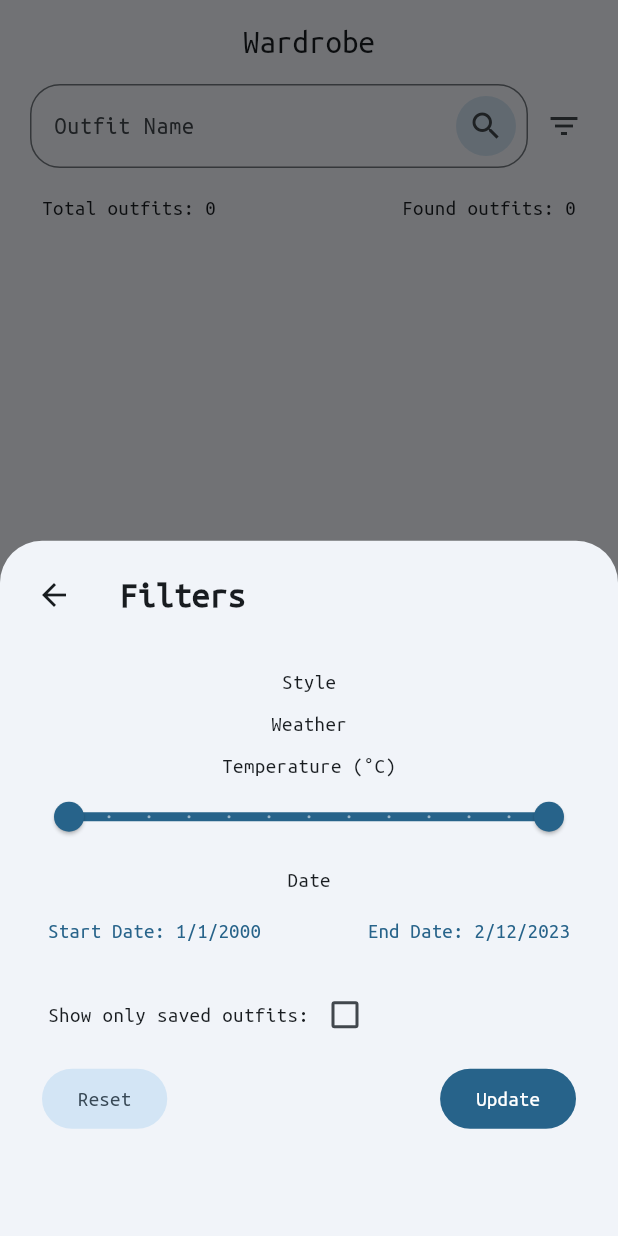
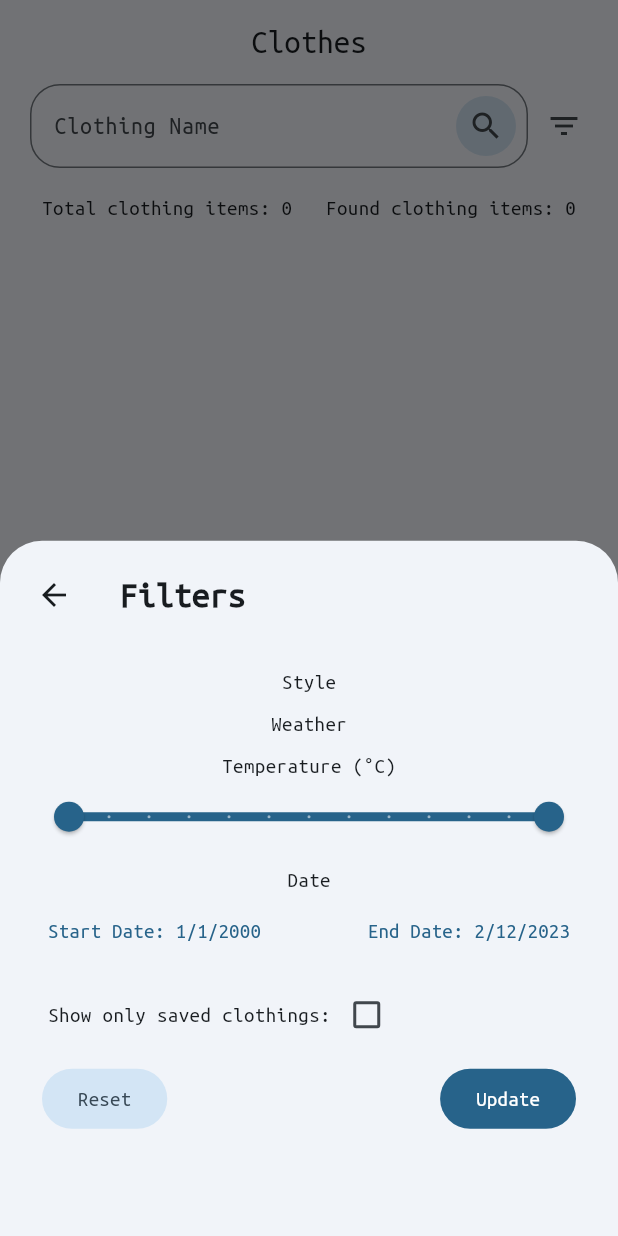
Before and after one commit to oliviaylchan/refashion, a Flutter app: the ClothingScreen screen opened directly with empty values, after a tap on the "filter list" icon, on a phone screen of 412 x 824 dp. Run offline on Flutter 3.47's test engine with Material 3 defaults, Android fonts, the phone set to English and light mode, and no system bars; our stand-ins replace flutter_dotenv, shared_preferences, syncfusion_flutter_charts, weather; missing offline and left inert: mongo_dart; accounts and stored records are empty.

Commit message:
misc aesthetic fixes

```diff
--- a/app/refashion/lib/src/ui/clothing_screen.dart
+++ b/app/refashion/lib/src/ui/clothing_screen.dart
@@ -6,18 +6,18 @@ import '../utils/nav_utils.dart';
 import 'main_navigation.dart';
 
 class ClothingScreen extends StatefulWidget {
-  const ClothingScreen({super.key, required this.allOutfits});
+  const ClothingScreen({super.key, required this.allClothings});
 
-  final List<Clothing> allOutfits;
+  final List<Clothing> allClothings;
 
   @override
   State<ClothingScreen> createState() => _ClothingScreenState();
 }
 
 class _ClothingScreenState extends State<ClothingScreen> {
-  late List<Clothing> matchingOutfits = widget.allOutfits;
+  late List<Clothing> matchingClothings = widget.allClothings;
 
-  String outfitNameSearch = "";
+  String clothingNameSearch = "";
 
   late bool showAll = true;
 
@@ -36,13 +36,13 @@ class _ClothingScreenState extends State<ClothingScreen> {
             Navigator.pushAndRemoveUntil(
                 context,
                 FadeTransitionTo(
-                    screen: const MainNavigation(startPageIndex: 3)),
+                    screen: const MainNavigation(startPageIndex: 0)),
                 (route) => false);
           },
           child: CustomScrollView(
             slivers: [
               const SliverAppBar(
-                title: Text("Wardrobe"),
+                title: Text("Clothes"),
                 centerTitle: true,
                 forceMaterialTransparency: true,
               ),
@@ -59,11 +59,11 @@ class _ClothingScreenState extends State<ClothingScreen> {
                                 padding: const EdgeInsets.all(4.0),
                                 child: IconButton.filledTonal(
                                     onPressed: () {
-                                      searchOutfits();
+                                      searchClothings();
                                     },
                                     icon: const Icon(Icons.search)),
                               ),
-                              hintText: 'Outfit Name',
+                              hintText: 'Clothing Name',
                               border: OutlineInputBorder(
                                 borderRadius: BorderRadius.circular(20),
                                 borderSide:
@@ -74,7 +74,7 @@ class _ClothingScreenState extends State<ClothingScreen> {
                               setState(() {
                                 showAll = false;
 
-                                outfitNameSearch = query;
+                                clothingNameSearch = query;
                               });
                             },
                           ),
@@ -93,14 +93,14 @@ class _ClothingScreenState extends State<ClothingScreen> {
                     child: Row(
                       mainAxisAlignment: MainAxisAlignment.spaceBetween,
                       children: [
-                        Text("Total outfits: ${widget.allOutfits.length}"),
-                        Text("Found outfits: ${matchingOutfits.length}"),
+                        Text("Total clothing items: ${widget.allClothings.length}"),
+                        Text("Found clothing items: ${matchingClothings.length}"),
                       ],
                     ),
                   )
                 ]),
               ),
-              OutfitListView(outfits: matchingOutfits),
+              ClothingListView(clothings: matchingClothings),
               const SliverPadding(padding: EdgeInsets.only(bottom: 12)),
             ],
           ),
@@ -209,7 +209,7 @@ class _ClothingScreenState extends State<ClothingScreen> {
                                 child: Row(
                                     mainAxisAlignment: MainAxisAlignment.start,
                                     children: [
-                                      const Text("Show only saved outfits:"),
+                                      const Text("Show only saved clothings:"),
                                       Checkbox(
                                           value: showOnlySaved,
                                           onChanged: (res) {
@@ -242,7 +242,7 @@ class _ClothingScreenState extends State<ClothingScreen> {
                                     FilledButton(
                                         onPressed: () {
                                           Navigator.pop(context);
-                                          searchOutfits();
+                                          searchClothings();
                                         },
                                         child: const Text("Update"))
                                   ],
@@ -259,49 +259,49 @@ class _ClothingScreenState extends State<ClothingScreen> {
         });
   }
 
-  // Search through all outfits based on query results
-  void searchOutfits() {
+  // Search through all clothings based on query results
+  void searchClothings() {
     if (showAll) {
-      matchingOutfits = widget.allOutfits;
+      matchingClothings = widget.allClothings;
       return;
     }
 
     setState(() {
-      matchingOutfits = [];
+      matchingClothings = [];
     });
 
-    for (Clothing outfit in widget.allOutfits) {
-      if (outfit.outfitName
+    for (Clothing clothing in widget.allClothings) {
+      if (clothing.clothingName
               .toLowerCase()
-              .contains(outfitNameSearch.toLowerCase()) &&
-          temperatureRange.start <= outfit.temperature &&
-          temperatureRange.end >= outfit.temperature) {
+              .contains(clothingNameSearch.toLowerCase()) &&
+          temperatureRange.start <= clothing.temperature &&
+          temperatureRange.end >= clothing.temperature) {
         setState(() {
-          matchingOutfits.add(outfit);
+          matchingClothings.add(clothing);
         });
       }
     }
   }
 }
 
-// A list item that displays an outfit
-class OutfitListItem extends StatefulWidget {
-  const OutfitListItem({super.key, required this.outfit});
-  final Clothing outfit;
+// A list item that displays an clothing
+class ClothingListItem extends StatefulWidget {
+  const ClothingListItem({super.key, required this.clothing});
+  final Clothing clothing;
 
   @override
-  State<OutfitListItem> createState() => _OutfitListItemState();
+  State<ClothingListItem> createState() => _ClothingListItemState();
 }
 
-class _OutfitListItemState extends State<OutfitListItem> {
-  late String editedName = widget.outfit.outfitName;
-  late int editedTemperature = widget.outfit.temperature;
+class _ClothingListItemState extends State<ClothingListItem> {
+  late String editedName = widget.clothing.clothingName;
+  late int editedTemperature = widget.clothing.temperature;
 
   @override
   Widget build(BuildContext context) {
     return GestureDetector(
       onTap: () {
-        showOutfitDetailsDialog(context, widget.outfit);
+        showClothingDetailsDialog(context, widget.clothing);
       },
       child: Card(
         child: Padding(
@@ -309,7 +309,7 @@ class _OutfitListItemState extends State<OutfitListItem> {
           child: ClipRRect(
             borderRadius: BorderRadius.circular(10.0),
             child: Image.network(
-              widget.outfit.imageUrl,
+              widget.clothing.imageUrl,
               fit: BoxFit.cover,
             ),
           ),
@@ -319,7 +319,7 @@ class _OutfitListItemState extends State<OutfitListItem> {
   }
 
   // Show details modal
-  void showOutfitDetailsDialog(BuildContext context, Clothing outfit) {
+  void showClothingDetailsDialog(BuildContext context, Clothing clothing) {
     showDialog(
         context: context,
         builder: (BuildContext context) {
@@ -336,7 +336,7 @@ class _OutfitListItemState extends State<OutfitListItem> {
                     child: ClipRRect(
                       borderRadius: BorderRadius.circular(20.0),
                       child: Image.network(
-                        outfit.imageUrl,
+                        clothing.imageUrl,
                         fit: BoxFit.fitWidth,
                       ),
                     ),
@@ -350,14 +350,14 @@ class _OutfitListItemState extends State<OutfitListItem> {
                               onPressed: () {
                                 setState(() {
                                   setDetailsState(() {
-                                    outfit.update();
+                                    clothing.update();
                                   });
                                 });
                               },
                               icon: const Icon(Icons.star_border)),
                           Expanded(
                             child: Text(
-                              outfit.outfitName,
+                              clothing.clothingName,
                               style: const TextStyle(
                                 fontSize: 16.0,
                                 fontWeight: FontWeight.bold,
@@ -371,7 +371,7 @@ class _OutfitListItemState extends State<OutfitListItem> {
                         child: Column(
                           crossAxisAlignment: CrossAxisAlignment.start,
                           children: [
-                            Text('Temperature: ${outfit.temperature}°C'),
+                            Text('Temperature: ${clothing.temperature}°C'),
                           ],
                         ),
                       ),
@@ -389,8 +389,8 @@ class _OutfitListItemState extends State<OutfitListItem> {
                             child: const Text("Dismiss")),
                         FilledButton(
                             onPressed: () {
-                              showOutfitEditDialog(
-                                  context, outfit, setDetailsState);
+                              showClothingEditDialog(
+                                  context, clothing, setDetailsState);
                             },
                             child: const Text("Edit")),
                       ],
@@ -404,8 +404,8 @@ class _OutfitListItemState extends State<OutfitListItem> {
   }
 
   // Show edit panel
-  void showOutfitEditDialog(
-      BuildContext context, Clothing outfit, StateSetter setDetailsState) {
+  void showClothingEditDialog(
+      BuildContext context, Clothing clothing, StateSetter setDetailsState) {
     showDialog(
       context: context,
       builder: (BuildContext context) {
@@ -432,7 +432,7 @@ class _OutfitListItemState extends State<OutfitListItem> {
                       },
                       blendMode: BlendMode.dstIn,
                       child: Image.network(
-                        outfit.imageUrl,
+                        clothing.imageUrl,
                         fit: BoxFit.fitWidth,
                       ),
                     ),
@@ -448,7 +448,7 @@ class _OutfitListItemState extends State<OutfitListItem> {
                               setState(() {
                                 setDetailsState(() {
                                   setEditState(() {
-                                    outfit.update();
+                                    clothing.update();
                                   });
                                 });
                               });
@@ -457,7 +457,7 @@ class _OutfitListItemState extends State<OutfitListItem> {
                         Expanded(
                           child: TextField(
                             decoration: InputDecoration(
-                                hintText: outfit.outfitName,
+                                hintText: clothing.clothingName,
                                 hintStyle: const TextStyle(
                                     fontSize: 16, fontWeight: FontWeight.bold)),
                             onChanged: (value) {
@@ -509,7 +509,7 @@ class _OutfitListItemState extends State<OutfitListItem> {
                                   child: TextField(
                                     decoration: InputDecoration(
                                       labelText: "Temperature",
-                                      hintText: outfit.temperature.toString(),
+                                      hintText: clothing.temperature.toString(),
                                     ),
                                     inputFormatters: [
                                       FilteringTextInputFormatter.digitsOnly
@@ -579,14 +579,14 @@ class _OutfitListItemState extends State<OutfitListItem> {
                           onPressed: () async {
                             setState(() {
                               setDetailsState(() {
-                                outfit.edit(
-                                  outfitName: editedName,
+                                clothing.edit(
+                                  clothingName: editedName,
                                   temperature: editedTemperature,
                                 );
                               });
                             });
 
-                            outfit.update();
+                            clothing.update();
 
                             Navigator.pop(context);
                           },
@@ -603,14 +603,14 @@ class _OutfitListItemState extends State<OutfitListItem> {
   }
 }
 
-// The view to show all the matching outfits
-class OutfitListView extends StatelessWidget {
-  const OutfitListView({super.key, required this.outfits});
-  final List<Clothing> outfits;
+// The view to show all the matching clothings
+class ClothingListView extends StatelessWidget {
+  const ClothingListView({super.key, required this.clothings});
+  final List<Clothing> clothings;
 
   @override
   Widget build(BuildContext context) {
-    if (outfits.isEmpty) {
+    if (clothings.isEmpty) {
       return const SliverFillRemaining(
           child: Center(
               child: Column(
@@ -625,9 +625,9 @@ class OutfitListView extends StatelessWidget {
       return SliverMasonryGrid(
         delegate: SliverChildBuilderDelegate(
           (context, index) {
-            return OutfitListItem(outfit: outfits[index]);
+            return ClothingListItem(clothing: clothings[index]);
           },
-          childCount: outfits.length,
+          childCount: clothings.length,
         ),
         gridDelegate: const SliverSimpleGridDelegateWithFixedCrossAxisCount(
           crossAxisCount: 2,
--- a/app/refashion/lib/src/ui/main_navigation.dart
+++ b/app/refashion/lib/src/ui/main_navigation.dart
@@ -72,7 +72,7 @@ class _MainNavigationState extends State<MainNavigation> {
                     NavigationDestination(
                         selectedIcon: Icon(Icons.person),
                         icon: Icon(Icons.person_outlined),
-                        label: "Calendar"),
+                        label: "Clothes"),
                     NavigationDestination(
                         selectedIcon: Icon(Icons.analytics),
                         icon: Icon(Icons.analytics_outlined),
@@ -93,7 +93,7 @@ class _MainNavigationState extends State<MainNavigation> {
 
               // Navbar destinations
               body: <Widget>[
-                ClothingScreen(allOutfits: allClothes!),
+                ClothingScreen(allClothings: allClothes!),
                 const StatsScreen(),
                 HomeScreen(allOutfits: allOutfits!),
                 WardrobeScreen(allOutfits: allOutfits!),
```
Also changed, not shown: app/refashion/lib/src/ui/start_screen.dart (+17 -17 lines).
